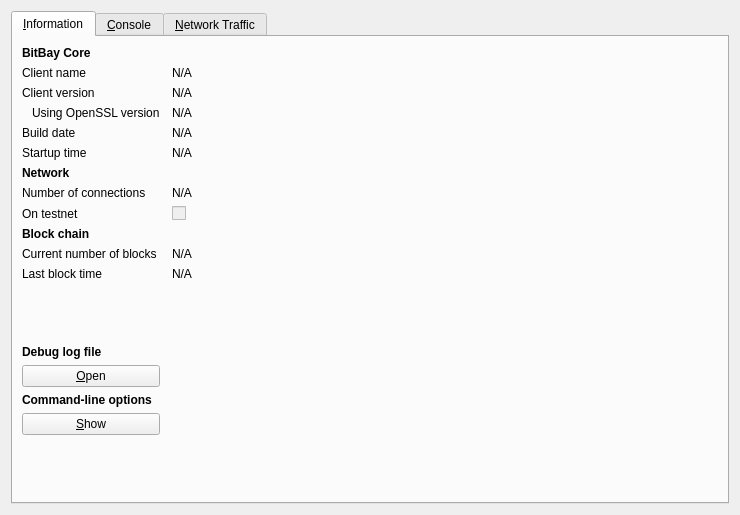
This is src/qt/forms/rpcconsole.ui in dzimbeck/BitBay as Qt 5 draws it before an edit. The edited form follows.
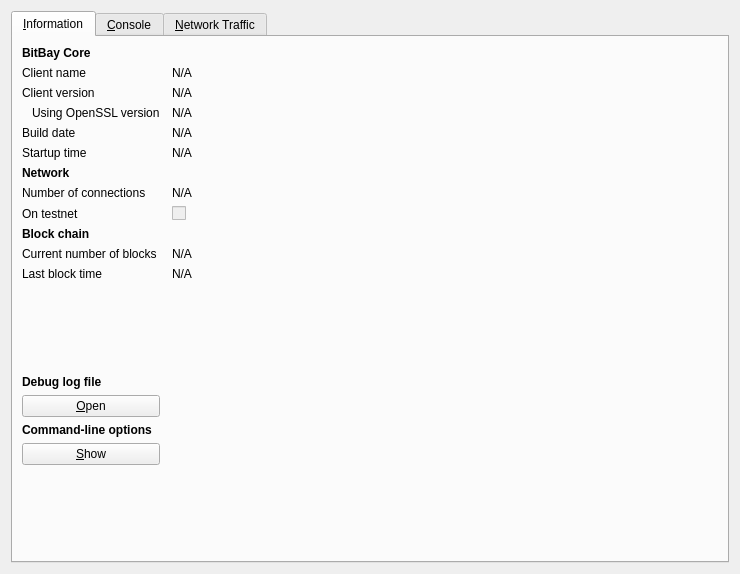
This is the edited form. The open tabs and pages were chosen to show the change. Icons and pictures are not drawn. Custom widgets are drawn as their Qt base class.

What changed in the file:
```diff
--- a/src/qt/forms/rpcconsole.ui
+++ b/src/qt/forms/rpcconsole.ui
@@ -7,7 +7,7 @@
     <x>0</x>
     <y>0</y>
     <width>740</width>
-    <height>515</height>
+    <height>574</height>
    </rect>
   </property>
   <property name="windowTitle">
@@ -287,7 +287,6 @@
         <widget class="QLabel" name="labelDebugLogfile">
          <property name="font">
           <font>
-           <weight>75</weight>
            <bold>true</bold>
           </font>
          </property>
@@ -313,7 +312,6 @@
         <widget class="QLabel" name="labelCLOptions">
          <property name="font">
           <font>
-           <weight>75</weight>
            <bold>true</bold>
           </font>
          </property>
```
Left out of the diff: 11 changed lines with no effect on the pictures.
